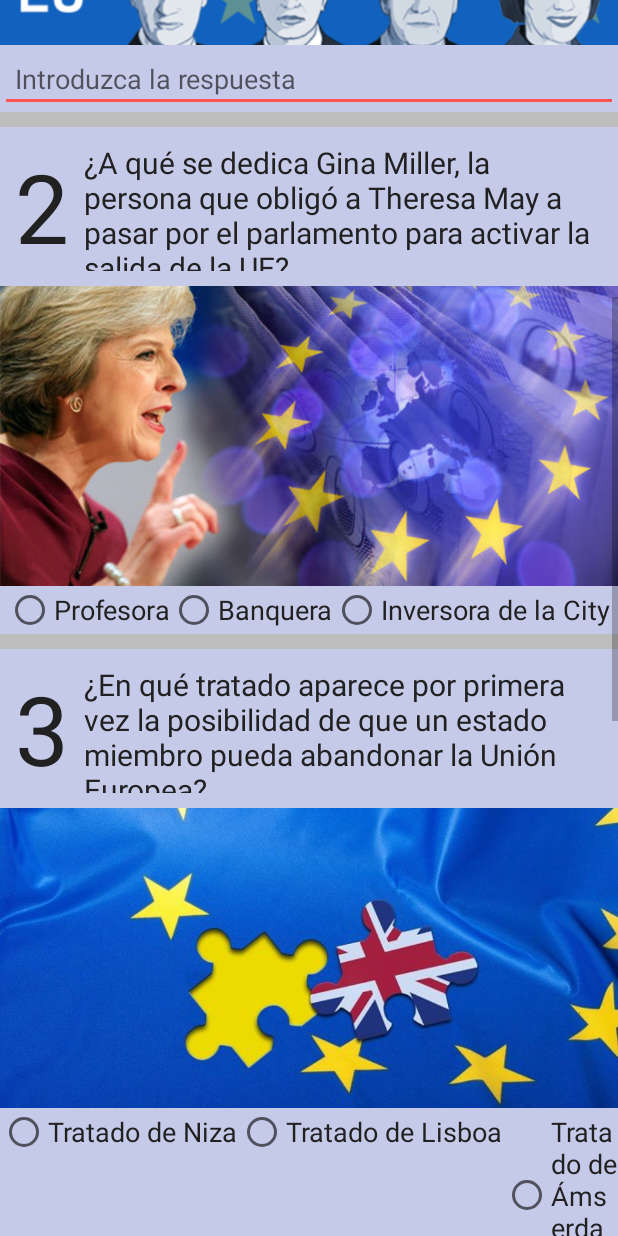
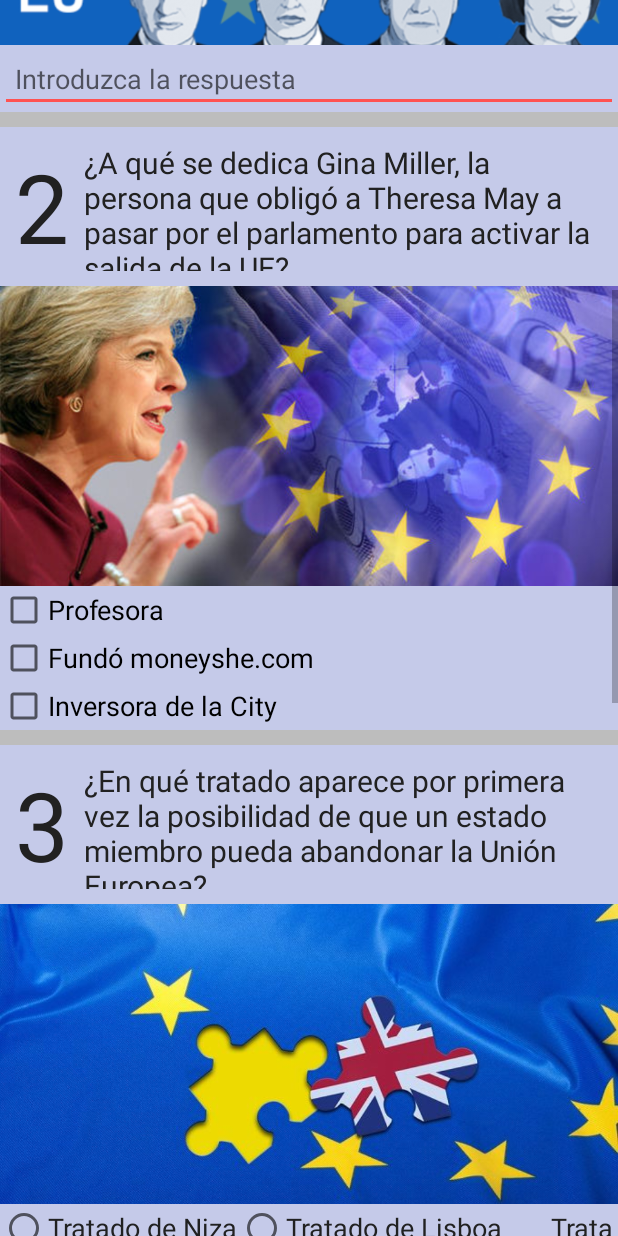
Before and after one commit to ansecu/BrexitQuizApp, an Android app: the screen it shows after launch (MainActivity), scrolled down 576 dp, on a phone screen of 412 x 824 dp. Run offline under Robolectric (Android 15) with nearby library versions, the phone set to English and light mode, and no system bars.

```diff
--- a/app/src/main/res/layout/activity_main.xml
+++ b/app/src/main/res/layout/activity_main.xml
@@ -152,35 +152,29 @@
                 android:src="@drawable/b_t_may"
                 android:scaleType="centerCrop"/>
 
-            <RadioGroup
+            <LinearLayout
                 android:layout_width="wrap_content"
                 android:layout_height="wrap_content"
-                android:orientation="horizontal"
-                android:layout_gravity="center_horizontal"
-                android:id="@+id/answer2">
-
-                <RadioButton
-                    android:id="@+id/q2a1RadioButton"
+                android:orientation="vertical">
+                <CheckBox
+                    android:id="@+id/q2_a1_checkbox"
                     android:layout_width="wrap_content"
                     android:layout_height="wrap_content"
                     android:text="@string/question_2_answer_1"
-                    android:textColor="@color/primary_text"
-                    android:textSize="@dimen/question_answer" />
-                <RadioButton
-                    android:id="@+id/q2a2RadioButton"
+                    android:textAppearance="?android:textAppearanceMedium" />
+                <CheckBox
+                    android:id="@+id/q2_a2_checkbox"
                     android:layout_width="wrap_content"
                     android:layout_height="wrap_content"
                     android:text="@string/question_2_answer_2"
-                    android:textColor="@color/primary_text"
-                    android:textSize="@dimen/question_answer" />
-                <RadioButton
-                    android:id="@+id/q2a3RadioButton"
+                    android:textAppearance="?android:textAppearanceMedium" />
+                <CheckBox
+                    android:id="@+id/q2_a3_checkbox"
                     android:layout_width="wrap_content"
                     android:layout_height="wrap_content"
                     android:text="@string/question_2_answer_3"
-                    android:textColor="@color/primary_text"
-                    android:textSize="@dimen/question_answer" />
-            </RadioGroup>
+                    android:textAppearance="?android:textAppearanceMedium" />
+            </LinearLayout>
 
         </LinearLayout>
 
@@ -236,21 +230,21 @@
                 android:id="@+id/answer3">
 
                 <RadioButton
-                    android:id="@+id/q3a1RadioButton"
+                    android:id="@+id/q3_a1_RadioButton"
                     android:layout_width="wrap_content"
                     android:layout_height="wrap_content"
                     android:text="@string/question_3_answer_1"
                     android:textColor="@color/primary_text"
                     android:textSize="@dimen/question_answer" />
                 <RadioButton
-                    android:id="@+id/q3a2RadioButton"
+                    android:id="@+id/q3_a2_RadioButton"
                     android:layout_width="wrap_content"
                     android:layout_height="wrap_content"
                     android:text="@string/question_3_answer_2"
                     android:textColor="@color/primary_text"
                     android:textSize="@dimen/question_answer" />
                 <RadioButton
-                    android:id="@+id/q3a3RadioButton"
+                    android:id="@+id/q3_a3_RadioButton"
                     android:layout_width="wrap_content"
                     android:layout_height="wrap_content"
                     android:text="@string/question_3_answer_3"
@@ -312,21 +306,21 @@
                 android:id="@+id/answer4">
 
                 <RadioButton
-                    android:id="@+id/q4a1RadioButton"
+                    android:id="@+id/q4_a1_RadioButton"
                     android:layout_width="wrap_content"
                     android:layout_height="wrap_content"
                     android:text="@string/question_4_answer_1"
                     android:textColor="@color/primary_text"
                     android:textSize="@dimen/question_answer" />
                 <RadioButton
-                    android:id="@+id/q4a2RadioButton"
+                    android:id="@+id/q4_a2_RadioButton"
                     android:layout_width="wrap_content"
                     android:layout_height="wrap_content"
                     android:text="@string/question_4_answer_2"
                     android:textColor="@color/primary_text"
                     android:textSize="@dimen/question_answer" />
                 <RadioButton
-                    android:id="@+id/q4a3RadioButton"
+                    android:id="@+id/q4_a3_RadioButton"
                     android:layout_width="wrap_content"
                     android:layout_height="wrap_content"
                     android:text="@string/question_4_answer_3"
@@ -388,21 +382,21 @@
                 android:id="@+id/answer5">
 
                 <RadioButton
-                    android:id="@+id/q5a1RadioButton"
+                    android:id="@+id/q5_a1_RadioButton"
                     android:layout_width="wrap_content"
                     android:layout_height="wrap_content"
                     android:text="@string/question_5_answer_1"
                     android:textColor="@color/primary_text"
                     android:textSize="@dimen/question_answer" />
                 <RadioButton
-                    android:id="@+id/q5a2RadioButton"
+                    android:id="@+id/q5_a2_RadioButton"
                     android:layout_width="wrap_content"
                     android:layout_height="wrap_content"
                     android:text="@string/question_5_answer_2"
                     android:textColor="@color/primary_text"
                     android:textSize="@dimen/question_answer" />
                 <RadioButton
-                    android:id="@+id/q5a3RadioButton"
+                    android:id="@+id/q5_a3_RadioButton"
                     android:layout_width="wrap_content"
                     android:layout_height="wrap_content"
                     android:text="@string/question_5_answer_3"
--- a/app/src/main/res/values/strings.xml
+++ b/app/src/main/res/values/strings.xml
@@ -9,7 +9,7 @@
     <string name="question_2_text">¿A qué se dedica Gina Miller, la persona que obligó a Theresa May
         a pasar por el parlamento para activar la salida de la UE?</string>
     <string name="question_2_answer_1">Profesora</string>
-    <string name="question_2_answer_2">Banquera</string>
+    <string name="question_2_answer_2">Fundó moneyshe.com</string>
     <string name="question_2_answer_3">Inversora de la City</string>
     <string name="question_3_number">3</string>
     <string name="question_3_text">¿En qué tratado aparece por primera vez la posibilidad de que un
```
Also changed, not shown: app/src/main/java/com/example/android/brexitquizapp/MainActivity.java (+73 -4 lines).
